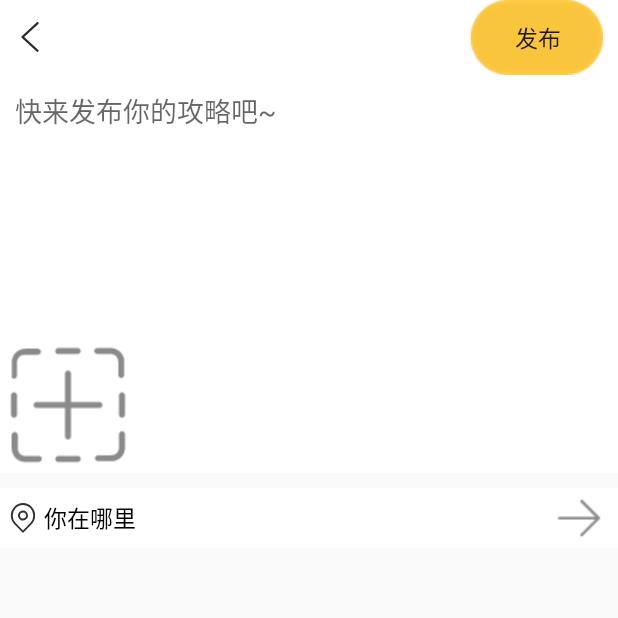
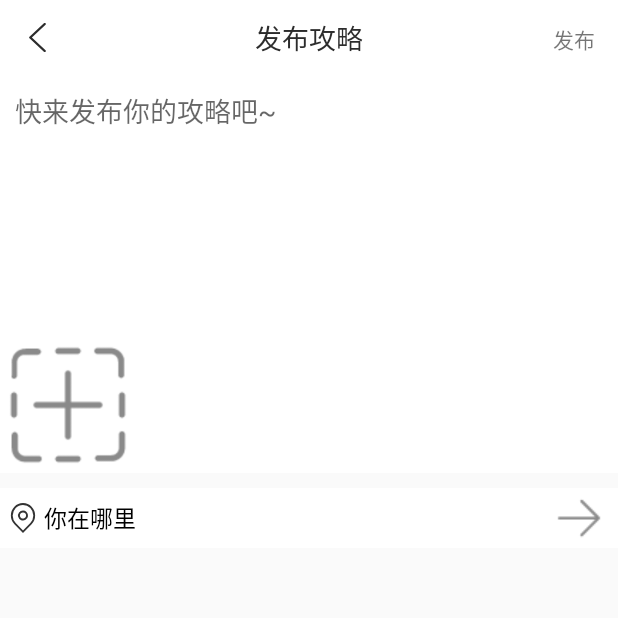
Before and after one commit to GolThr/TravelGuide, an Android app: the PublishActivity screen opened directly, with no data from a screen before it, on a phone screen of 412 x 824 dp, the top half of it. Run offline under Robolectric (Android 15) with nearby library versions, the phone set to English and light mode, and no system bars; our stand-ins replace CircleImageView.

Commit message:
GolThr(1507)

```diff
--- a/app/src/main/java/com/golthr/travelguide/PublishActivity.java
+++ b/app/src/main/java/com/golthr/travelguide/PublishActivity.java
@@ -30,6 +30,11 @@ import java.io.IOException;
 public class PublishActivity extends AppCompatActivity {
     private ImageView im_more;
 
+    //head
+    private ImageView iv_func_btn_main;
+    private TextView tv_main_title;
+    private TextView tv_func;
+
     //Dialog
     private TextView tv_take_photo;
     private TextView tv_gallery;
@@ -53,8 +58,15 @@ public class PublishActivity extends AppCompatActivity {
             }
         });
 
-        Button publish=(Button) findViewById(R.id.publish);
-        publish.setOnClickListener(new View.OnClickListener() {
+        iv_func_btn_main = (ImageView)findViewById(R.id.iv_func_btn_main);
+        tv_main_title = (TextView)findViewById(R.id.tv_main_title);
+        tv_func = (TextView)findViewById(R.id.tv_func);
+        iv_func_btn_main.setVisibility(View.GONE);
+        tv_func.setVisibility(View.VISIBLE);
+        tv_main_title.setText("发布攻略");
+        tv_func.setText("发布");
+
+        tv_func.setOnClickListener(new View.OnClickListener() {
             @Override
             public void onClick(View v) {
                 Toast.makeText(PublishActivity.this, "发布成功", Toast.LENGTH_SHORT).show();
--- a/app/src/main/res/layout/activity_publish.xml
+++ b/app/src/main/res/layout/activity_publish.xml
@@ -2,38 +2,8 @@
 <LinearLayout xmlns:android="http://schemas.android.com/apk/res/android"
     android:orientation="vertical" android:layout_width="match_parent"
     android:layout_height="match_parent">
-    <LinearLayout
-        android:layout_width="match_parent"
-        android:layout_height="50dp"
-        android:orientation="horizontal"
-        android:background="#ffffff"
-        >
-        <ImageView
-            android:layout_width="20dp"
-            android:layout_height="20dp"
-            android:id="@+id/back"
-            android:background="@drawable/ic_back"
-            android:layout_gravity="center_vertical"
-            android:layout_marginLeft="10dp"
-            />
-        <RelativeLayout
-            android:layout_width="wrap_content"
-            android:layout_height="match_parent">
-            <Button
-                android:layout_width="wrap_content"
-                android:layout_height="wrap_content"
-                android:layout_alignParentRight="true"
-                android:layout_centerVertical="true"
-                android:text="发布"
-                android:background="@drawable/back_button_main"
-                android:textSize="15sp"
-                android:id="@+id/publish"
-                android:layout_marginRight="10dp"
-                />
 
-        </RelativeLayout>
-
-    </LinearLayout>
+    <include layout="@layout/title_bar_default"/>
 
     <LinearLayout
         android:layout_width="match_parent"
--- a/app/src/main/res/layout/title_bar_default.xml
+++ b/app/src/main/res/layout/title_bar_default.xml
@@ -6,7 +6,7 @@
     android:id="@+id/title_bar"
     android:layout_width="match_parent"
     android:layout_height="50dp"
-    android:background="@android:color/transparent">
+    android:background="@android:color/white">
 
     <ImageView
         android:id="@+id/iv_back_btn"
@@ -39,5 +39,13 @@
         android:layout_alignParentRight="true"
         android:src="@drawable/ic_complete"
         android:visibility="gone"/>
+    <TextView
+        android:id="@+id/tv_func"
+        android:layout_width="wrap_content"
+        android:layout_height="50dp"
+        android:padding="15dp"
+        android:scaleType="centerInside"
+        android:layout_alignParentRight="true"
+        android:visibility="gone"/>
 
 </RelativeLayout>
```
